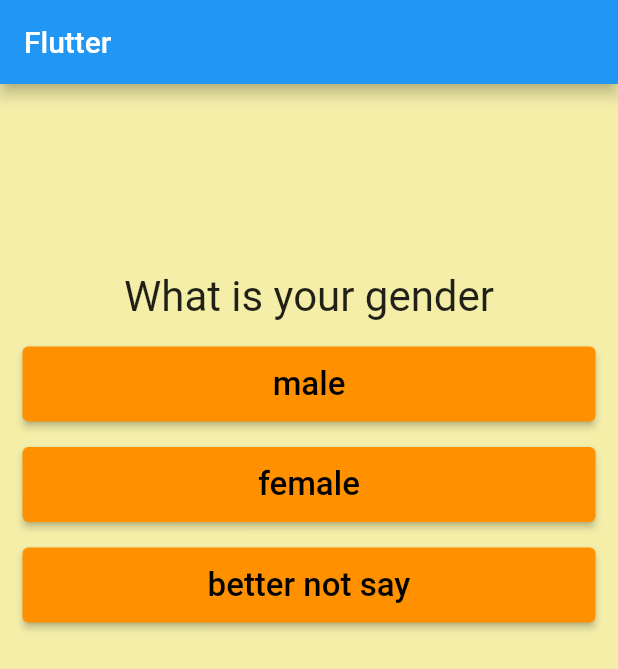
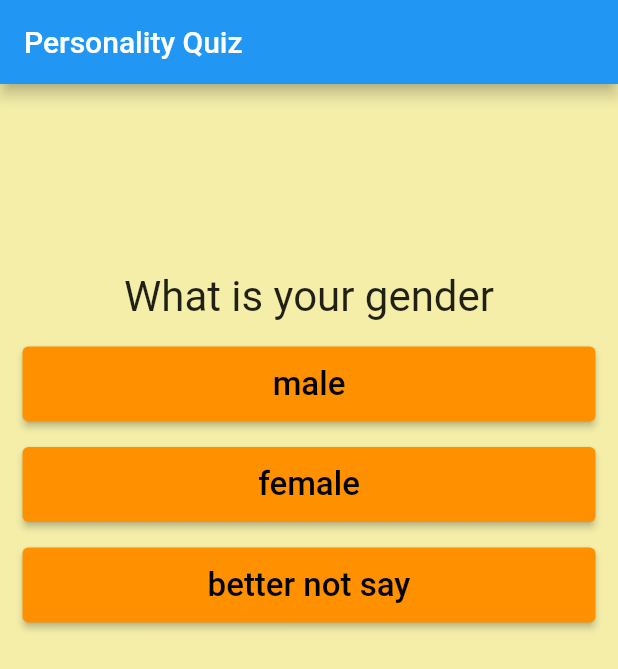
Before and after one commit to shahrazeahmad07/personality-quiz-flutter-app, a Flutter app: the screen it shows after launch, on a phone screen of 412 x 824 dp. Shown: the top 669 px of the screen. Run offline on Flutter 3.47's test engine with Material 2 defaults, Android fonts, the phone set to English and light mode, and no system bars.

Commit message:
column to listview, app bar title changed

```diff
--- a/lib/main.dart
+++ b/lib/main.dart
@@ -66,7 +66,7 @@ class MyAppState extends State<MyApp> {
       home: Scaffold(
         backgroundColor: const Color(0xFFF4EEA9),
         appBar: AppBar(
-          title: const Text("Flutter"),
+          title: const Text("Personality Quiz"),
         ),
         body: _questionIndex < _questions.length
             ? Quiz(
--- a/lib/quiz.dart
+++ b/lib/quiz.dart
@@ -11,7 +11,7 @@ class Quiz extends StatelessWidget {
 
   @override
   Widget build(BuildContext context) {
-    return Column(
+    return ListView(
       children: [
         Question(questions[questionIndex]["Question"] as String),
         ...(questions[questionIndex]["Answers"] as List<Map<String, Object>>)
```
Also changed, not shown: pubspec.lock.
